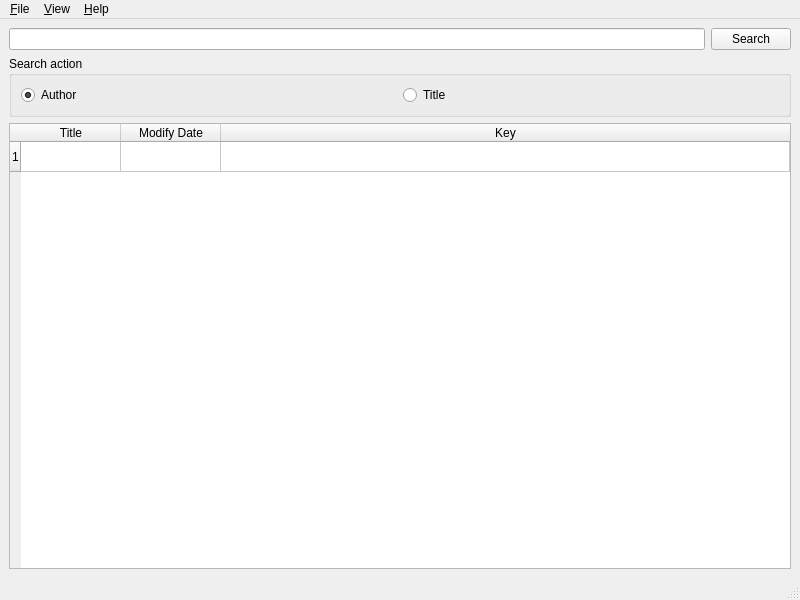
Above: mainwindow.ui from tootal/DBLParse before the change. Below: the same form after it.
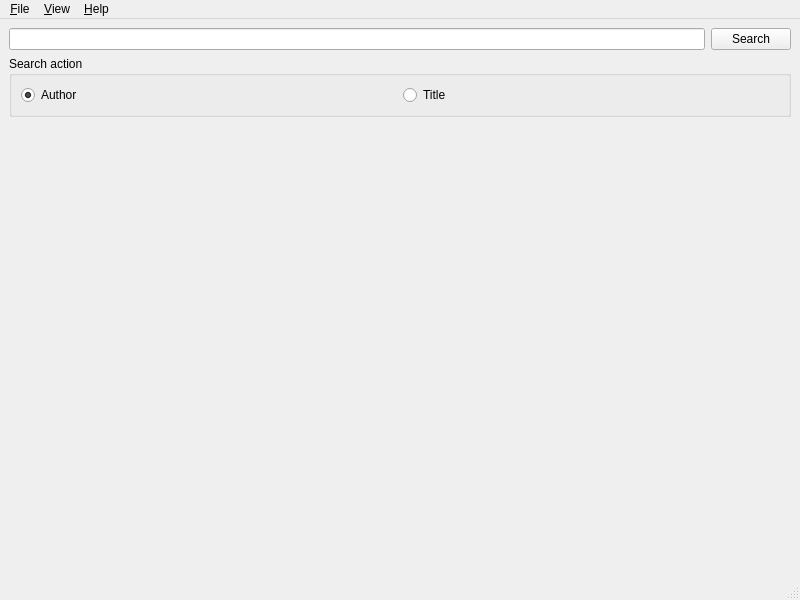
That is the form after the change. The open tabs and pages were chosen to show the change.

Diff of the .ui file:
```diff
--- a/mainwindow.ui
+++ b/mainwindow.ui
@@ -56,6 +56,13 @@
      </widget>
     </item>
     <item>
+     <widget class="QStackedWidget" name="stackedWidget">
+      <property name="currentIndex">
+       <number>0</number>
+      </property>
+      <widget class="QWidget" name="authorPage">
+       <layout class="QGridLayout" name="gridLayout">
+        <item row="0" column="0">
      <widget class="QTableWidget" name="tableWidget">
       <property name="editTriggers">
        <set>QAbstractItemView::NoEditTriggers</set>
@@ -112,6 +119,27 @@
         <string/>
        </property>
       </item>
+         </widget>
+        </item>
+       </layout>
+      </widget>
+      <widget class="QWidget" name="titlePage">
+       <layout class="QGridLayout" name="gridLayout_2">
+        <item row="0" column="0">
+         <widget class="QLabel" name="label">
+          <property name="text">
+           <string/>
+          </property>
+          <property name="wordWrap">
+           <bool>true</bool>
+          </property>
+          <property name="textInteractionFlags">
+           <set>Qt::LinksAccessibleByMouse|Qt::TextSelectableByMouse</set>
+          </property>
+         </widget>
+        </item>
+       </layout>
+      </widget>
      </widget>
     </item>
    </layout>
```
Left out of the diff: 2 changed lines with no effect on the pictures. Lines whose indentation alone changed are shown as unchanged.
